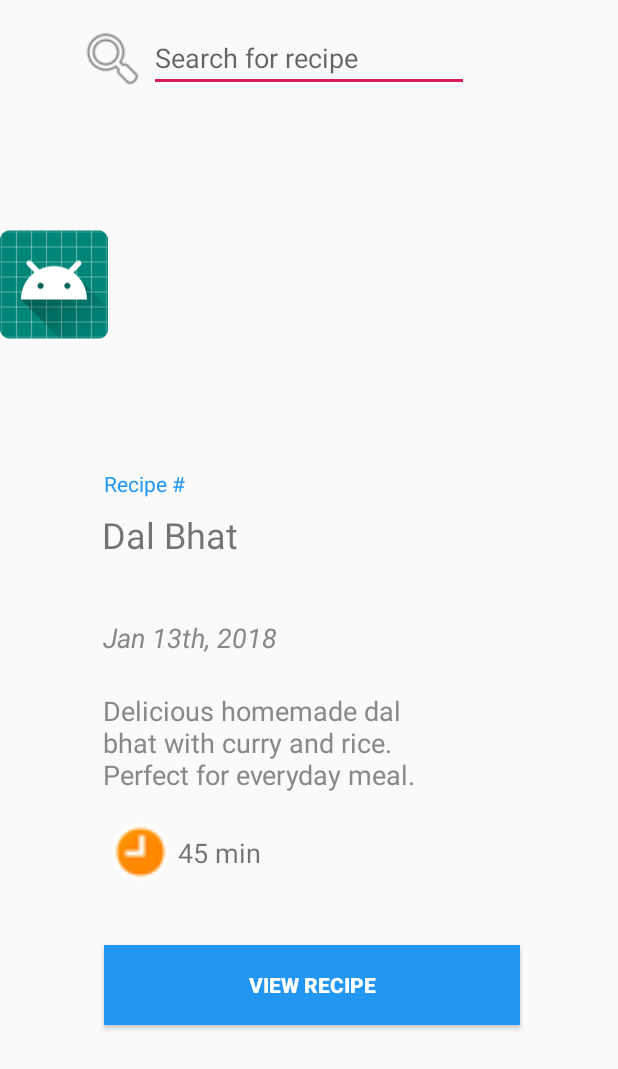
After one commit to Grp-B1-Nepal/Nepal_app, an Android app: the layout fragment_recipe_selectable.xml on its own in the app's theme, with its tools: preview values and no code run, on a phone screen of 412 x 824 dp. The commit adds this screen. Shown: the top 1069 px of the screen. Run offline under Robolectric (Android 15) with nearby library versions, the phone set to English and light mode, and no system bars.

Commit message:
Homescreen for recipes

```diff
--- a/Nepal_app/app/build.gradle
+++ b/Nepal_app/app/build.gradle
@@ -23,6 +23,7 @@ dependencies {
     implementation fileTree(dir: 'libs', include: ['*.jar'])
     implementation 'androidx.appcompat:appcompat:1.0.2'
     implementation 'androidx.constraintlayout:constraintlayout:1.1.3'
+    implementation 'androidx.legacy:legacy-support-v4:1.0.0'
     testImplementation 'junit:junit:4.12'
     androidTestImplementation 'androidx.test.ext:junit:1.1.0'
     androidTestImplementation 'androidx.test.espresso:espresso-core:3.1.1'
--- a/Nepal_app/app/src/main/AndroidManifest.xml
+++ b/Nepal_app/app/src/main/AndroidManifest.xml
@@ -9,6 +9,7 @@
         android:roundIcon="@mipmap/ic_launcher_round"
         android:supportsRtl="true"
         android:theme="@style/AppTheme">
+        <activity android:name=".recipe_home"></activity>
         <activity android:name=".MainActivity">
             <intent-filter>
                 <action android:name="android.intent.action.MAIN" />
--- /dev/null
+++ b/Nepal_app/app/src/main/java/com/example/nepal_app/recipe_home.java
@@ -0,0 +1,14 @@
+package com.example.nepal_app;
+
+import androidx.appcompat.app.AppCompatActivity;
+
+import android.os.Bundle;
+
+public class recipe_home extends AppCompatActivity {
+
+    @Override
+    protected void onCreate(Bundle savedInstanceState) {
+        super.onCreate(savedInstanceState);
+        setContentView(R.layout.activity_recipe_home);
+    }
+}
--- /dev/null
+++ b/Nepal_app/app/src/main/java/com/example/nepal_app/recipe_selectable.java
@@ -0,0 +1,110 @@
+package com.example.nepal_app;
+
+import android.content.Context;
+import android.net.Uri;
+import android.os.Bundle;
+
+import androidx.fragment.app.Fragment;
+
+import android.view.LayoutInflater;
+import android.view.View;
+import android.view.ViewGroup;
+
+
+/**
+ * A simple {@link Fragment} subclass.
+ * Activities that contain this fragment must implement the
+ * {@link recipe_selectable.OnFragmentInteractionListener} interface
+ * to handle interaction events.
+ * Use the {@link recipe_selectable#newInstance} factory method to
+ * create an instance of this fragment.
+ */
+public class recipe_selectable extends Fragment {
+    // TODO: Rename parameter arguments, choose names that match
+    // the fragment initialization parameters, e.g. ARG_ITEM_NUMBER
+    private static final String ARG_PARAM1 = "param1";
+    private static final String ARG_PARAM2 = "param2";
+
+    // TODO: Rename and change types of parameters
+    private String mParam1;
+    private String mParam2;
+
+    private OnFragmentInteractionListener mListener;
+
+    public recipe_selectable() {
+        // Required empty public constructor
+    }
+
+    /**
+     * Use this factory method to create a new instance of
+     * this fragment using the provided parameters.
+     *
+     * @param param1 Parameter 1.
+     * @param param2 Parameter 2.
+     * @return A new instance of fragment recipe_selectable.
+     */
+    // TODO: Rename and change types and number of parameters
+    public static recipe_selectable newInstance(String param1, String param2) {
+        recipe_selectable fragment = new recipe_selectable();
+        Bundle args = new Bundle();
+        args.putString(ARG_PARAM1, param1);
+        args.putString(ARG_PARAM2, param2);
+        fragment.setArguments(args);
+        return fragment;
+    }
+
+    @Override
+    public void onCreate(Bundle savedInstanceState) {
+        super.onCreate(savedInstanceState);
+        if (getArguments() != null) {
+            mParam1 = getArguments().getString(ARG_PARAM1);
+            mParam2 = getArguments().getString(ARG_PARAM2);
+        }
+    }
+
+    @Override
+    public View onCreateView(LayoutInflater inflater, ViewGroup container,
+                             Bundle savedInstanceState) {
+        // Inflate the layout for this fragment
+        return inflater.inflate(R.layout.fragment_recipe_selectable, container, false);
+    }
+
+    // TODO: Rename method, update argument and hook method into UI event
+    public void onButtonPressed(Uri uri) {
+        if (mListener != null) {
+            mListener.onFragmentInteraction(uri);
+        }
+    }
+
+    @Override
+    public void onAttach(Context context) {
+        super.onAttach(context);
+        if (context instanceof OnFragmentInteractionListener) {
+            mListener = (OnFragmentInteractionListener) context;
+        } else {
+            throw new RuntimeException(context.toString()
+                    + " must implement OnFragmentInteractionListener");
+        }
+    }
+
+    @Override
+    public void onDetach() {
+        super.onDetach();
+        mListener = null;
+    }
+
+    /**
+     * This interface must be implemented by activities that contain this
+     * fragment to allow an interaction in this fragment to be communicated
+     * to the activity and potentially other fragments contained in that
+     * activity.
+     * <p>
+     * See the Android Training lesson <a href=
+     * "http://developer.android.com/training/basics/fragments/communicating.html"
+     * >Communicating with Other Fragments</a> for more information.
+     */
+    public interface OnFragmentInteractionListener {
+        // TODO: Update argument type and name
+        void onFragmentInteraction(Uri uri);
+    }
+}
--- /dev/null
+++ b/Nepal_app/app/src/main/res/layout/activity_recipe_home.xml
@@ -0,0 +1,11 @@
+<?xml version="1.0" encoding="utf-8"?>
+<ScrollView xmlns:android="http://schemas.android.com/apk/res/android"
+
+
+    xmlns:app="http://schemas.android.com/apk/res-auto"
+    xmlns:tools="http://schemas.android.com/tools"
+    android:layout_width="match_parent"
+    android:layout_height="match_parent"
+    tools:context=".recipe_home">
+
+</ScrollView>
--- /dev/null
+++ b/Nepal_app/app/src/main/res/layout/fragment_recipe_selectable.xml
@@ -0,0 +1,144 @@
+<?xml version="1.0" encoding="utf-8"?>
+<androidx.constraintlayout.widget.ConstraintLayout xmlns:android="http://schemas.android.com/apk/res/android"
+    xmlns:app="http://schemas.android.com/apk/res-auto"
+    xmlns:tools="http://schemas.android.com/tools"
+    android:id="@+id/linearLayout"
+    android:layout_width="match_parent"
+    android:layout_height="match_parent"
+    tools:context=".recipe_selectable">
+
+    <ImageView
+        android:id="@+id/recipe_image"
+        android:layout_width="wrap_content"
+        android:layout_height="203dp"
+        android:layout_marginTop="88dp"
+        android:src="@mipmap/ic_launcher"
+        app:layout_constraintEnd_toEndOf="parent"
+        app:layout_constraintHorizontal_bias="0.0"
+        app:layout_constraintStart_toStartOf="parent"
+        app:layout_constraintTop_toTopOf="parent"
+        app:srcCompat="@drawable/dal"
+        android:contentDescription="@string/todo" />
+
+    <EditText
+        android:id="@+id/search_text"
+        android:layout_width="wrap_content"
+        android:layout_height="wrap_content"
+        android:layout_marginTop="16dp"
+        android:ems="10"
+        android:hint="@string/search_for_recipe"
+        android:inputType="textPersonName"
+        app:layout_constraintEnd_toEndOf="parent"
+        app:layout_constraintStart_toStartOf="parent"
+        app:layout_constraintTop_toTopOf="parent"
+        android:importantForAutofill="no" />
+
+    <ImageView
+        android:id="@+id/searching_glass"
+        android:layout_width="46dp"
+        android:layout_height="46dp"
+        android:layout_marginStart="52dp"
+        android:layout_marginTop="16dp"
+        android:src="@android:drawable/ic_menu_search"
+        app:layout_constraintStart_toStartOf="parent"
+        app:layout_constraintTop_toTopOf="parent"
+        android:contentDescription="@string/todo" />
+
+    <TextView
+        android:id="@+id/recipe_num"
+        android:layout_width="wrap_content"
+        android:layout_height="wrap_content"
+        android:layout_marginStart="66dp"
+        android:layout_marginTop="21dp"
+        android:layout_marginEnd="286dp"
+        android:text="@string/recipe"
+        android:textColor="#2196F3"
+        app:layout_constraintEnd_toEndOf="parent"
+        app:layout_constraintStart_toStartOf="parent"
+        app:layout_constraintTop_toBottomOf="@+id/recipe_image" />
+
+    <TextView
+        android:id="@+id/recipe_name"
+        android:layout_width="wrap_content"
+        android:layout_height="wrap_content"
+        android:layout_marginStart="68dp"
+        android:layout_marginTop="8dp"
+        android:layout_marginEnd="245dp"
+        android:text="@string/dal_bhat"
+        android:textSize="24sp"
+        app:layout_constraintEnd_toEndOf="parent"
+        app:layout_constraintHorizontal_bias="0.0"
+        app:layout_constraintStart_toStartOf="parent"
+        app:layout_constraintTop_toBottomOf="@+id/recipe_num" />
+
+    <TextView
+        android:id="@+id/recipe_date"
+        android:layout_width="wrap_content"
+        android:layout_height="wrap_content"
+        android:layout_marginStart="69dp"
+        android:layout_marginTop="40dp"
+        android:layout_marginEnd="283dp"
+        android:text="@string/jan_13th_2018"
+        android:textColor="#888888"
+        android:textSize="18sp"
+        android:textStyle="italic"
+        app:layout_constraintEnd_toEndOf="parent"
+        app:layout_constraintHorizontal_bias="0.014"
+        app:layout_constraintStart_toStartOf="parent"
+        app:layout_constraintTop_toBottomOf="@+id/recipe_name" />
+
+    <TextView
+        android:id="@+id/recipe_description"
+        android:layout_width="219dp"
+        android:layout_height="73dp"
+        android:layout_marginStart="72dp"
+        android:layout_marginTop="24dp"
+        android:layout_marginEnd="127dp"
+        android:text="@string/delicious_homemade_dal_bhat_with_curry_and_rice_perfect_for_everyday_meal"
+        android:textColor="#888888"
+        android:textSize="18sp"
+        app:layout_constraintEnd_toEndOf="parent"
+        app:layout_constraintStart_toStartOf="parent"
+        app:layout_constraintTop_toBottomOf="@+id/recipe_date" />
+
+    <ImageView
+        android:id="@+id/time_img"
+        android:layout_width="50dp"
+        android:layout_height="44dp"
+        android:layout_marginStart="69dp"
+        android:layout_marginTop="11dp"
+        android:src="@android:drawable/presence_away"
+        app:layout_constraintEnd_toStartOf="@+id/recipe_cook_time"
+        app:layout_constraintStart_toStartOf="parent"
+        app:layout_constraintTop_toBottomOf="@+id/recipe_description"
+        android:contentDescription="@string/todo" />
+
+    <TextView
+        android:id="@+id/recipe_cook_time"
+        android:layout_width="wrap_content"
+        android:layout_height="wrap_content"
+        android:layout_marginTop="21dp"
+        android:layout_marginEnd="239dp"
+        android:text="@string/_45_min"
+        android:textSize="18sp"
+        app:layout_constraintEnd_toEndOf="parent"
+        app:layout_constraintStart_toEndOf="@+id/time_img"
+        app:layout_constraintTop_toBottomOf="@+id/recipe_description" />
+
+    <Button
+        android:id="@+id/recipe_goto"
+        style="@style/Widget.AppCompat.Button"
+        android:layout_width="277dp"
+        android:layout_height="53dp"
+        android:layout_marginStart="69dp"
+        android:layout_marginTop="40dp"
+        android:layout_marginEnd="65dp"
+        android:background="#2196F3"
+        android:text="@string/view_recipe"
+        android:textColor="#FFFFFF"
+        android:textStyle="bold"
+        app:layout_constraintEnd_toEndOf="parent"
+        app:layout_constraintStart_toStartOf="parent"
+        app:layout_constraintTop_toBottomOf="@+id/time_img" />
+
+</androidx.constraintlayout.widget.ConstraintLayout>
--- a/Nepal_app/app/src/main/res/values/strings.xml
+++ b/Nepal_app/app/src/main/res/values/strings.xml
@@ -1,3 +1,16 @@
 <resources>
     <string name="app_name">Nepal_app</string>
+
+    <!-- TODO: Remove or change this placeholder text -->
+    <string name="hello_blank_fragment">Hello blank fragment</string>
+    <string name="search_for_recipe">Search for recipe</string>
+    <string name="recipe">Recipe #</string>
+    <string name="dal_bhat">Dal Bhat</string>
+    <string name="jan_13th_2018">Jan 13th, 2018</string>
+    <string name="delicious_homemade_dal_bhat_with_curry_and_rice_perfect_for_everyday_meal">Delicious homemade dal bhat with curry and rice. Perfect for everyday meal.</string>
+    <string name="_45_min">45 min</string>
+    <string name="todo">TODO</string>
+    <string name="view_recipe">View Recipe</string>
+    <string name="todo">TODO</string>
+    <string name="todo">TODO</string>
 </resources>
```
Also changed, not shown: 3 other files.
